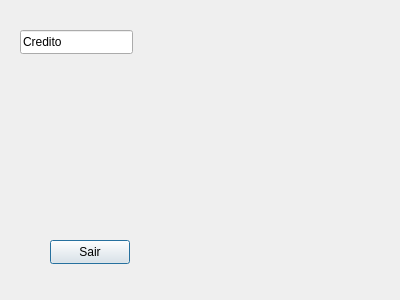
YagoConstantino/SistemaBancario, file Projeto/verfaturacredito.ui: the form before one commit.
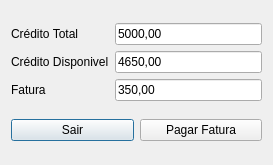
The form after the commit.

```diff
--- a/Projeto/verfaturacredito.ui
+++ b/Projeto/verfaturacredito.ui
@@ -6,39 +6,91 @@
    <rect>
     <x>0</x>
     <y>0</y>
-    <width>400</width>
-    <height>300</height>
+    <width>273</width>
+    <height>165</height>
    </rect>
   </property>
   <property name="windowTitle">
    <string>Dialog</string>
   </property>
-  <widget class="QLineEdit" name="lineEdit">
-   <property name="geometry">
-    <rect>
-     <x>20</x>
-     <y>30</y>
-     <width>113</width>
-     <height>24</height>
-    </rect>
-   </property>
-   <property name="text">
-    <string>Credito</string>
-   </property>
-  </widget>
-  <widget class="QPushButton" name="Sair">
-   <property name="geometry">
-    <rect>
-     <x>50</x>
-     <y>240</y>
-     <width>80</width>
-     <height>24</height>
-    </rect>
-   </property>
-   <property name="text">
-    <string>Sair</string>
-   </property>
-  </widget>
+  <layout class="QHBoxLayout" name="horizontalLayout_3">
+   <item>
+    <layout class="QVBoxLayout" name="verticalLayout_3">
+     <item>
+      <layout class="QHBoxLayout" name="horizontalLayout">
+       <item>
+        <layout class="QVBoxLayout" name="verticalLayout">
+         <item>
+          <widget class="QLabel" name="label">
+           <property name="text">
+            <string>Crédito Total</string>
+           </property>
+          </widget>
+         </item>
+         <item>
+          <widget class="QLabel" name="label_2">
+           <property name="text">
+            <string>Crédito Disponivel</string>
+           </property>
+          </widget>
+         </item>
+         <item>
+          <widget class="QLabel" name="label_3">
+           <property name="text">
+            <string>Fatura</string>
+           </property>
+          </widget>
+         </item>
+        </layout>
+       </item>
+       <item>
+        <layout class="QVBoxLayout" name="verticalLayout_2">
+         <item>
+          <widget class="QLineEdit" name="lineEdit">
+           <property name="text">
+            <string>5000,00</string>
+           </property>
+          </widget>
+         </item>
+         <item>
+          <widget class="QLineEdit" name="lineEdit_3">
+           <property name="text">
+            <string>4650,00</string>
+           </property>
+          </widget>
+         </item>
+         <item>
+          <widget class="QLineEdit" name="lineEdit_2">
+           <property name="text">
+            <string>350,00</string>
+           </property>
+          </widget>
+         </item>
+        </layout>
+       </item>
+      </layout>
+     </item>
+     <item>
+      <layout class="QHBoxLayout" name="horizontalLayout_2">
+       <item>
+        <widget class="QPushButton" name="Sair">
+         <property name="text">
+          <string>Sair</string>
+         </property>
+        </widget>
+       </item>
+       <item>
+        <widget class="QPushButton" name="PagarButton">
+         <property name="text">
+          <string>Pagar Fatura</string>
+         </property>
+        </widget>
+       </item>
+      </layout>
+     </item>
+    </layout>
+   </item>
+  </layout>
  </widget>
  <resources/>
  <connections/>
```
